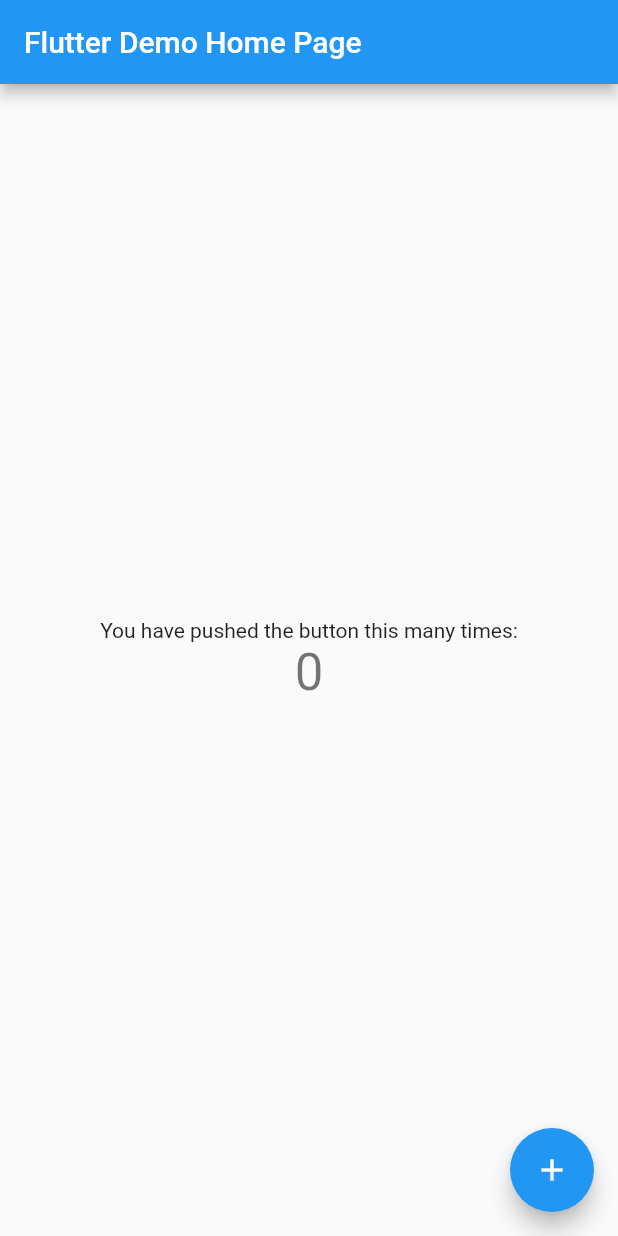
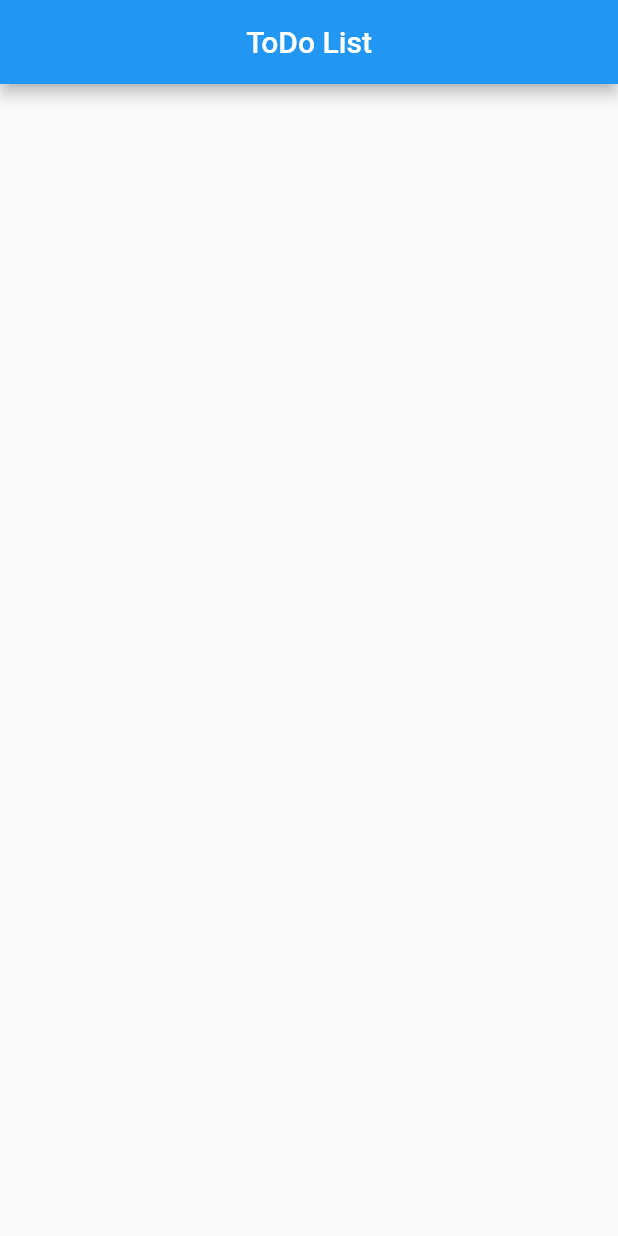
Before and after one commit to LaurenceZanotti/flutter_likelike_app, a Flutter app: the screen it shows after launch, on a phone screen of 412 x 824 dp. Run offline on Flutter 3.47's test engine with Material 2 defaults, Android fonts, the phone set to English and light mode, and no system bars.

Commit message:
feat: appbar with centered app title

```diff
--- a/lib/main.dart
+++ b/lib/main.dart
@@ -13,103 +13,23 @@ class MyApp extends StatelessWidget {
     return MaterialApp(
       title: 'Flutter Demo',
       theme: ThemeData(
-        // This is the theme of your application.
-        //
-        // Try running your application with "flutter run". You'll see the
-        // application has a blue toolbar. Then, without quitting the app, try
-        // changing the primarySwatch below to Colors.green and then invoke
-        // "hot reload" (press "r" in the console where you ran "flutter run",
-        // or simply save your changes to "hot reload" in a Flutter IDE).
-        // Notice that the counter didn't reset back to zero; the application
-        // is not restarted.
         primarySwatch: Colors.blue,
       ),
-      home: const MyHomePage(title: 'Flutter Demo Home Page'),
+      home: const AppHeader(),
     );
   }
 }
 
-class MyHomePage extends StatefulWidget {
-  const MyHomePage({super.key, required this.title});
-
-  // This widget is the home page of your application. It is stateful, meaning
-  // that it has a State object (defined below) that contains fields that affect
-  // how it looks.
-
-  // This class is the configuration for the state. It holds the values (in this
-  // case the title) provided by the parent (in this case the App widget) and
-  // used by the build method of the State. Fields in a Widget subclass are
-  // always marked "final".
-
-  final String title;
-
-  @override
-  State<MyHomePage> createState() => _MyHomePageState();
-}
-
-class _MyHomePageState extends State<MyHomePage> {
-  int _counter = 0;
-
-  void _incrementCounter() {
-    setState(() {
-      // This call to setState tells the Flutter framework that something has
-      // changed in this State, which causes it to rerun the build method below
-      // so that the display can reflect the updated values. If we changed
-      // _counter without calling setState(), then the build method would not be
-      // called again, and so nothing would appear to happen.
-      _counter++;
-    });
-  }
+class AppHeader extends StatelessWidget {
+  const AppHeader({super.key});
 
   @override
   Widget build(BuildContext context) {
-    // This method is rerun every time setState is called, for instance as done
-    // by the _incrementCounter method above.
-    //
-    // The Flutter framework has been optimized to make rerunning build methods
-    // fast, so that you can just rebuild anything that needs updating rather
-    // than having to individually change instances of widgets.
     return Scaffold(
       appBar: AppBar(
-        // Here we take the value from the MyHomePage object that was created by
-        // the App.build method, and use it to set our appbar title.
-        title: Text(widget.title),
+        title: Text("ToDo List"),
+        centerTitle: true,
       ),
-      body: Center(
-        // Center is a layout widget. It takes a single child and positions it
-        // in the middle of the parent.
-        child: Column(
-          // Column is also a layout widget. It takes a list of children and
-          // arranges them vertically. By default, it sizes itself to fit its
-          // children horizontally, and tries to be as tall as its parent.
-          //
-          // Invoke "debug painting" (press "p" in the console, choose the
-          // "Toggle Debug Paint" action from the Flutter Inspector in Android
-          // Studio, or the "Toggle Debug Paint" command in Visual Studio Code)
-          // to see the wireframe for each widget.
-          //
-          // Column has various properties to control how it sizes itself and
-          // how it positions its children. Here we use mainAxisAlignment to
-          // center the children vertically; the main axis here is the vertical
-          // axis because Columns are vertical (the cross axis would be
-          // horizontal).
-          mainAxisAlignment: MainAxisAlignment.center,
-          children: <Widget>[
-            const Text(
-              'You have pushed the button this many times:',
-            ),
-            Text(
-              '$_counter',
-              style: Theme.of(context).textTheme.headline4,
-            ),
-          ],
-        ),
-      ),
-      floatingActionButton: FloatingActionButton(
-        onPressed: _incrementCounter,
-        tooltip: 'Increment',
-        child: const Icon(Icons.add),
-      ), // This trailing comma makes auto-formatting nicer for build methods.
     );
   }
 }
```
